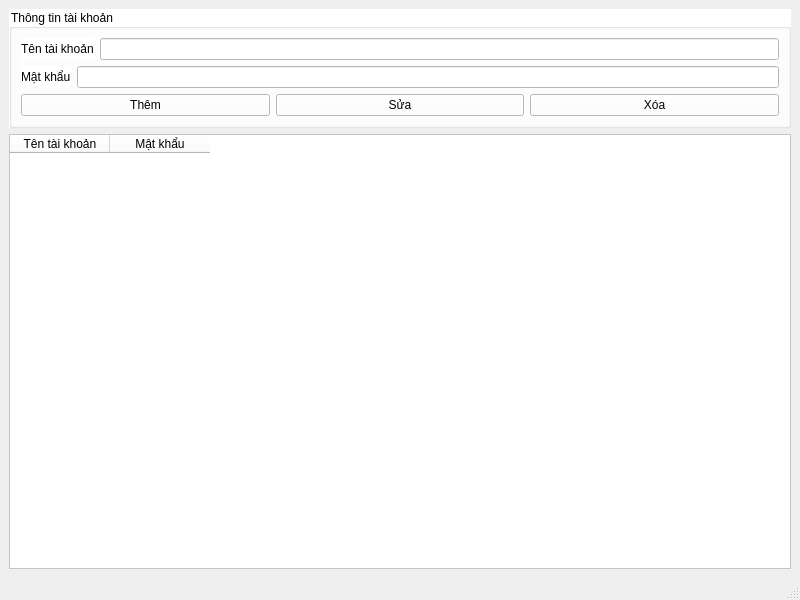
Qt form HongGrader/quanlytaikhoan.ui (vumari/HongGrader) before a commit.
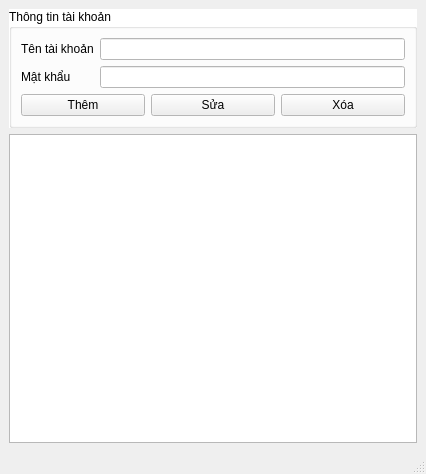
The same form after that commit.

Commit message: Cho phép thêm, sửa xoá tài khoản; form đăng nhâp sẽ kiểm tra từ CSDL

```diff
--- a/HongGrader/quanlytaikhoan.ui
+++ b/HongGrader/quanlytaikhoan.ui
@@ -6,8 +6,8 @@
    <rect>
     <x>0</x>
     <y>0</y>
-    <width>800</width>
-    <height>600</height>
+    <width>426</width>
+    <height>474</height>
    </rect>
   </property>
   <property name="windowTitle">
@@ -17,42 +17,94 @@
    <layout class="QVBoxLayout" name="verticalLayout_2">
     <item>
      <widget class="QGroupBox" name="groupBox">
-      <property name="styleSheet">
-       <string notr="true">background-color: rgb(255, 255, 255);</string>
+      <property name="palette">
+       <palette>
+        <active>
+         <colorrole role="Window">
+          <brush brushstyle="SolidPattern">
+           <color alpha="255">
+            <red>255</red>
+            <green>255</green>
+            <blue>255</blue>
+           </color>
+          </brush>
+         </colorrole>
+        </active>
+        <inactive>
+         <colorrole role="Window">
+          <brush brushstyle="SolidPattern">
+           <color alpha="255">
+            <red>255</red>
+            <green>255</green>
+            <blue>255</blue>
+           </color>
+          </brush>
+         </colorrole>
+        </inactive>
+        <disabled>
+         <colorrole role="Base">
+          <brush brushstyle="SolidPattern">
+           <color alpha="255">
+            <red>255</red>
+            <green>255</green>
+            <blue>255</blue>
+           </color>
+          </brush>
+         </colorrole>
+         <colorrole role="Window">
+          <brush brushstyle="SolidPattern">
+           <color alpha="255">
+            <red>255</red>
+            <green>255</green>
+            <blue>255</blue>
+           </color>
+          </brush>
+         </colorrole>
+        </disabled>
+       </palette>
+      </property>
+      <property name="autoFillBackground">
+       <bool>true</bool>
       </property>
       <property name="title">
        <string>Thông tin tài khoản</string>
       </property>
-      <layout class="QVBoxLayout" name="verticalLayout">
-       <item>
-        <layout class="QHBoxLayout" name="horizontalLayout">
-         <item>
-          <widget class="QLabel" name="label">
-           <property name="text">
-            <string>Tên tài khoản</string>
-           </property>
-          </widget>
-         </item>
-         <item>
-          <widget class="QLineEdit" name="LEtentaikhoan"/>
-         </item>
-        </layout>
+      <layout class="QFormLayout" name="formLayout">
+       <item row="0" column="0">
+        <widget class="QLabel" name="label">
+         <property name="text">
+          <string>Tên tài khoản</string>
+         </property>
+         <property name="buddy">
+          <cstring>LEtentaikhoan</cstring>
+         </property>
+        </widget>
        </item>
-       <item>
-        <layout class="QHBoxLayout" name="horizontalLayout_2">
-         <item>
-          <widget class="QLabel" name="label_2">
-           <property name="text">
-            <string>Mật khẩu</string>
-           </property>
-          </widget>
-         </item>
-         <item>
-          <widget class="QLineEdit" name="LEmatkhau"/>
-         </item>
-        </layout>
+       <item row="0" column="1">
+        <widget class="QLineEdit" name="LEtentaikhoan">
+         <property name="maxLength">
+          <number>50</number>
+         </property>
+        </widget>
        </item>
-       <item>
+       <item row="1" column="0">
+        <widget class="QLabel" name="label_2">
+         <property name="text">
+          <string>Mật khẩu</string>
+         </property>
+         <property name="buddy">
+          <cstring>LEmatkhau</cstring>
+         </property>
+        </widget>
+       </item>
+       <item row="1" column="1">
+        <widget class="QLineEdit" name="LEmatkhau">
+         <property name="maxLength">
+          <number>50</number>
+         </property>
+        </widget>
+       </item>
+       <item row="2" column="0" colspan="2">
         <layout class="QHBoxLayout" name="horizontalLayout_3">
          <item>
           <widget class="QPushButton" name="BTthem">
@@ -81,20 +133,19 @@
      </widget>
     </item>
     <item>
-     <widget class="QTableWidget" name="tabletaikhoan">
-      <property name="styleSheet">
-       <string notr="true">background-color: rgb(255, 255, 255);</string>
+     <widget class="QTableView" name="tabletaikhoan">
+      <property name="sizeAdjustPolicy">
+       <enum>QAbstractScrollArea::SizeAdjustPolicy::AdjustToContents</enum>
       </property>
-      <column>
-       <property name="text">
-        <string>Tên tài khoản</string>
-       </property>
-      </column>
-      <column>
-       <property name="text">
-        <string>Mật khẩu</string>
-       </property>
-      </column>
+      <property name="editTriggers">
+       <set>QAbstractItemView::EditTrigger::NoEditTriggers</set>
+      </property>
+      <property name="selectionMode">
+       <enum>QAbstractItemView::SelectionMode::SingleSelection</enum>
+      </property>
+      <property name="selectionBehavior">
+       <enum>QAbstractItemView::SelectionBehavior::SelectRows</enum>
+      </property>
      </widget>
     </item>
    </layout>
```
Left out of the diff: 2 changed lines with no effect on the pictures. The commit also changes 9 other files.
